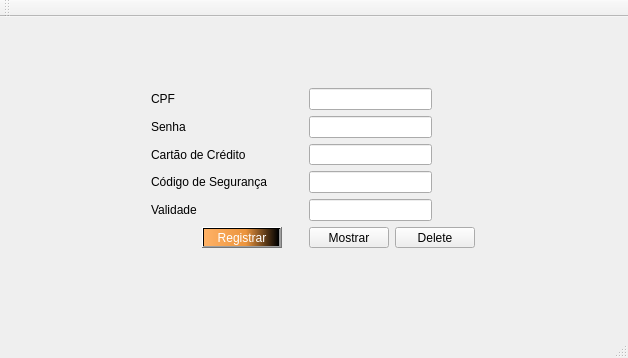
First picture: the form in mainwindow.ui, repository PedroAugustoRamalhoDuarte/Trabalho-TP1, before the edit.
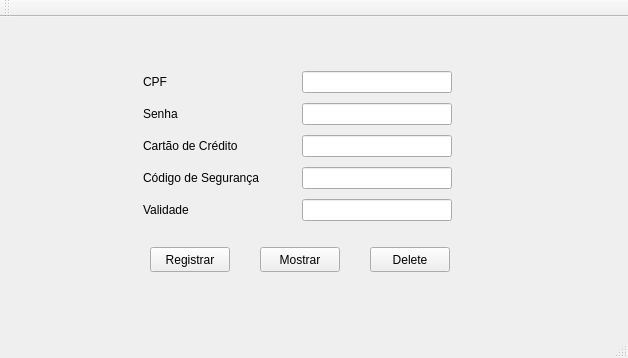
Second picture: the form after the edit.

Commit message: Help inserido

```diff
--- a/mainwindow.ui
+++ b/mainwindow.ui
@@ -17,28 +17,83 @@
    <widget class="QLabel" name="msg">
     <property name="geometry">
      <rect>
-      <x>246</x>
-      <y>260</y>
-      <width>81</width>
-      <height>20</height>
+      <x>132</x>
+      <y>252</y>
+      <width>16</width>
+      <height>17</height>
      </rect>
     </property>
     <property name="text">
      <string/>
     </property>
    </widget>
+   <widget class="QPushButton" name="pushButton_3">
+    <property name="geometry">
+     <rect>
+      <x>260</x>
+      <y>230</y>
+      <width>80</width>
+      <height>25</height>
+     </rect>
+    </property>
+    <property name="text">
+     <string>Mostrar</string>
+    </property>
+   </widget>
+   <widget class="QPushButton" name="buttonDelete">
+    <property name="geometry">
+     <rect>
+      <x>370</x>
+      <y>230</y>
+      <width>80</width>
+      <height>25</height>
+     </rect>
+    </property>
+    <property name="text">
+     <string>Delete</string>
+    </property>
+   </widget>
+   <widget class="QPushButton" name="pushButton">
+    <property name="geometry">
+     <rect>
+      <x>150</x>
+      <y>230</y>
+      <width>80</width>
+      <height>25</height>
+     </rect>
+    </property>
+    <property name="styleSheet">
+     <string notr="true"/>
+    </property>
+    <property name="text">
+     <string>Registrar</string>
+    </property>
+   </widget>
    <widget class="QWidget" name="">
     <property name="geometry">
      <rect>
-      <x>140</x>
-      <y>60</y>
-      <width>346</width>
-      <height>182</height>
+      <x>132</x>
+      <y>41</y>
+      <width>344</width>
+      <height>176</height>
      </rect>
     </property>
     <layout class="QGridLayout" name="gridLayout">
-     <item row="4" column="3">
-      <widget class="QLabel" name="helpValidade">
+     <item row="0" column="0">
+      <widget class="QLabel" name="labelCPF">
+       <property name="text">
+        <string>CPF</string>
+       </property>
+      </widget>
+     </item>
+     <item row="0" column="1">
+      <widget class="QLabel" name="helpCPF">
+       <property name="minimumSize">
+        <size>
+         <width>30</width>
+         <height>30</height>
+        </size>
+       </property>
        <property name="maximumSize">
         <size>
          <width>30</width>
@@ -50,28 +105,14 @@
        </property>
       </widget>
      </item>
-     <item row="2" column="4" colspan="2">
-      <widget class="QLineEdit" name="linenumero">
+     <item row="0" column="2">
+      <widget class="QLineEdit" name="linecpf">
        <property name="text">
         <string/>
        </property>
       </widget>
      </item>
-     <item row="4" column="4" colspan="2">
-      <widget class="QLineEdit" name="linedata">
-       <property name="text">
-        <string/>
-       </property>
-      </widget>
-     </item>
-     <item row="5" column="5" colspan="2">
-      <widget class="QPushButton" name="buttonDelete">
-       <property name="text">
-        <string>Delete</string>
-       </property>
-      </widget>
-     </item>
-     <item row="0" column="6">
+     <item row="0" column="3">
       <widget class="QLabel" name="labelCheckCPF">
        <property name="styleSheet">
         <string notr="true">color rgb(78, 154, 6)</string>
@@ -81,31 +122,40 @@
        </property>
       </widget>
      </item>
-     <item row="5" column="4">
-      <widget class="QPushButton" name="pushButton_3">
-       <property name="text">
-        <string>Mostrar</string>
-       </property>
-      </widget>
-     </item>
-     <item row="4" column="6">
-      <widget class="QLabel" name="labelCheckData">
-       <property name="styleSheet">
-        <string notr="true">color rgb(78, 154, 6)</string>
-       </property>
-       <property name="text">
-        <string/>
-       </property>
-      </widget>
-     </item>
-     <item row="1" column="0" colspan="2">
+     <item row="1" column="0">
       <widget class="QLabel" name="labelSenha">
        <property name="text">
         <string>Senha</string>
        </property>
       </widget>
      </item>
-     <item row="1" column="6">
+     <item row="1" column="1">
+      <widget class="QLabel" name="helpSenha">
+       <property name="minimumSize">
+        <size>
+         <width>30</width>
+         <height>30</height>
+        </size>
+       </property>
+       <property name="maximumSize">
+        <size>
+         <width>30</width>
+         <height>30</height>
+        </size>
+       </property>
+       <property name="text">
+        <string/>
+       </property>
+      </widget>
+     </item>
+     <item row="1" column="2">
+      <widget class="QLineEdit" name="linesenha">
+       <property name="text">
+        <string/>
+       </property>
+      </widget>
+     </item>
+     <item row="1" column="3">
       <widget class="QLabel" name="labelCheckSenha">
        <property name="styleSheet">
         <string notr="true">color rgb(78, 154, 6)</string>
@@ -115,115 +165,127 @@
        </property>
       </widget>
      </item>
-     <item row="3" column="0" colspan="3">
+     <item row="2" column="0">
+      <widget class="QLabel" name="labelCartao">
+       <property name="text">
+        <string>Cartão de Crédito</string>
+       </property>
+      </widget>
+     </item>
+     <item row="2" column="1">
+      <widget class="QLabel" name="helpCartao">
+       <property name="minimumSize">
+        <size>
+         <width>30</width>
+         <height>30</height>
+        </size>
+       </property>
+       <property name="maximumSize">
+        <size>
+         <width>30</width>
+         <height>30</height>
+        </size>
+       </property>
+       <property name="text">
+        <string/>
+       </property>
+      </widget>
+     </item>
+     <item row="2" column="2">
+      <widget class="QLineEdit" name="linenumero">
+       <property name="text">
+        <string/>
+       </property>
+      </widget>
+     </item>
+     <item row="2" column="3">
+      <widget class="QLabel" name="labelCheckCartao">
+       <property name="styleSheet">
+        <string notr="true">color rgb(78, 154, 6)</string>
+       </property>
+       <property name="text">
+        <string/>
+       </property>
+      </widget>
+     </item>
+     <item row="3" column="0">
       <widget class="QLabel" name="labelCodigo">
        <property name="text">
         <string>Código de Segurança</string>
        </property>
       </widget>
      </item>
-     <item row="5" column="1" colspan="2">
-      <widget class="QPushButton" name="pushButton">
-       <property name="styleSheet">
-        <string notr="true">background:qlineargradient(spread:pad, x1:0, y1:0, x2:1, y2:0, stop:0 rgba(255, 178, 102, 255), stop:0.55 rgba(235, 148, 61, 255), stop:0.98 rgba(0, 0, 0, 255), stop:1 rgba(0, 0, 0, 0));color:rgb(255, 255, 255)</string>
+     <item row="3" column="1">
+      <widget class="QLabel" name="helpCodigo">
+       <property name="minimumSize">
+        <size>
+         <width>30</width>
+         <height>30</height>
+        </size>
+       </property>
+       <property name="maximumSize">
+        <size>
+         <width>30</width>
+         <height>30</height>
+        </size>
        </property>
        <property name="text">
-        <string>Registrar</string>
+        <string/>
        </property>
       </widget>
      </item>
-     <item row="3" column="4" colspan="2">
+     <item row="3" column="2">
       <widget class="QLineEdit" name="linecodigo">
        <property name="text">
         <string/>
        </property>
       </widget>
      </item>
-     <item row="1" column="4" colspan="2">
-      <widget class="QLineEdit" name="linesenha">
-       <property name="text">
-        <string/>
-       </property>
-      </widget>
-     </item>
-     <item row="0" column="3">
-      <widget class="QLabel" name="helpCPF">
-       <property name="maximumSize">
-        <size>
-         <width>30</width>
-         <height>30</height>
-        </size>
-       </property>
-       <property name="text">
-        <string/>
-       </property>
-      </widget>
-     </item>
-     <item row="1" column="2">
-      <widget class="QLabel" name="helpSenha">
-       <property name="maximumSize">
-        <size>
-         <width>30</width>
-         <height>30</height>
-        </size>
-       </property>
-       <property name="text">
-        <string/>
-       </property>
-      </widget>
-     </item>
-     <item row="3" column="6">
-      <widget class="QLabel" name="labelCheckCodigo">
-       <property name="styleSheet">
-        <string notr="true">color rgb(78, 154, 6)</string>
-       </property>
-       <property name="text">
-        <string/>
-       </property>
-      </widget>
-     </item>
-     <item row="2" column="3">
-      <widget class="QLabel" name="helpCartao">
-       <property name="maximumSize">
-        <size>
-         <width>30</width>
-         <height>30</height>
-        </size>
-       </property>
-       <property name="text">
-        <string/>
-       </property>
-      </widget>
-     </item>
      <item row="3" column="3">
-      <widget class="QLabel" name="helpCodigo">
-       <property name="maximumSize">
-        <size>
-         <width>30</width>
-         <height>30</height>
-        </size>
+      <widget class="QLabel" name="labelCheckCodigo">
+       <property name="styleSheet">
+        <string notr="true">color rgb(78, 154, 6)</string>
        </property>
        <property name="text">
         <string/>
        </property>
       </widget>
      </item>
-     <item row="4" column="0" colspan="2">
+     <item row="4" column="0">
       <widget class="QLabel" name="label">
        <property name="text">
         <string>Validade</string>
        </property>
       </widget>
      </item>
-     <item row="2" column="0" colspan="2">
-      <widget class="QLabel" name="labelCartao">
+     <item row="4" column="1">
+      <widget class="QLabel" name="helpValidade">
+       <property name="minimumSize">
+        <size>
+         <width>30</width>
+         <height>30</height>
+        </size>
+       </property>
+       <property name="maximumSize">
+        <size>
+         <width>30</width>
+         <height>30</height>
+        </size>
+       </property>
        <property name="text">
-        <string>Cartão de Crédito</string>
+        <string/>
        </property>
       </widget>
      </item>
-     <item row="2" column="6">
-      <widget class="QLabel" name="labelCheckCartao">
+     <item row="4" column="2">
+      <widget class="QLineEdit" name="linedata">
+       <property name="text">
+        <string/>
+       </property>
+      </widget>
+     </item>
+     <item row="4" column="3">
+      <widget class="QLabel" name="labelCheckData">
        <property name="styleSheet">
         <string notr="true">color rgb(78, 154, 6)</string>
        </property>
@@ -232,20 +294,6 @@
        </property>
       </widget>
      </item>
-     <item row="0" column="4" colspan="2">
-      <widget class="QLineEdit" name="linecpf">
-       <property name="text">
-        <string/>
-       </property>
-      </widget>
-     </item>
-     <item row="0" column="0">
-      <widget class="QLabel" name="labelCPF">
-       <property name="text">
-        <string>CPF</string>
-       </property>
-      </widget>
-     </item>
     </layout>
    </widget>
   </widget>
```
The commit also changes 2 other files.
